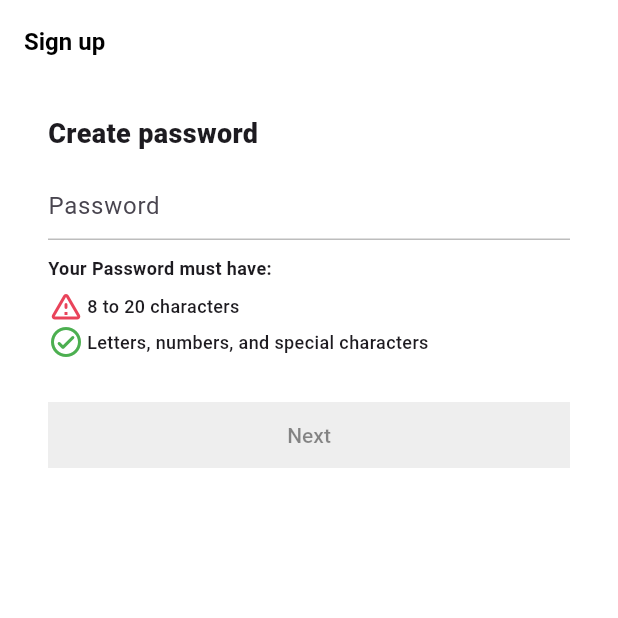
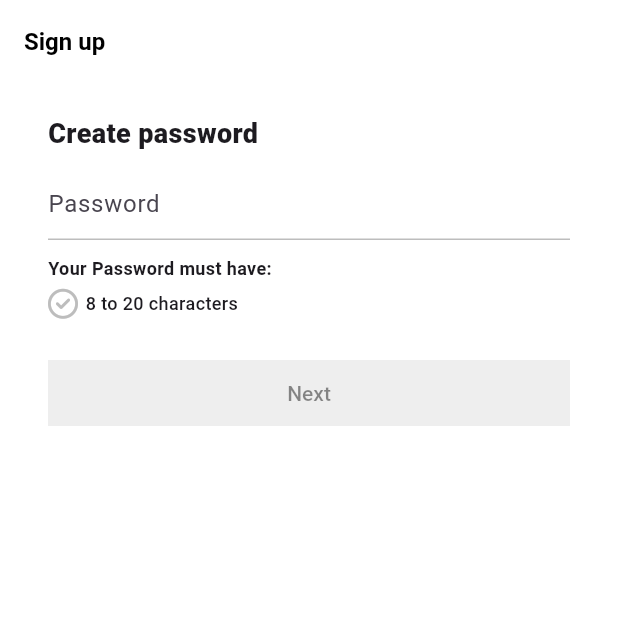
Before and after one commit to jangjia01234/reel_me, a Flutter app: the screen it shows after launch, on a phone screen of 412 x 824 dp, the top half of it. Run offline on Flutter 3.47's test engine with Material 3 defaults, Android fonts, the phone set to English and light mode, and no system bars; our stand-ins replace font_awesome_flutter.

Commit message:
password 조건 개선

```diff
--- a/lib/authentication/password_screen.dart
+++ b/lib/authentication/password_screen.dart
@@ -37,7 +37,7 @@ class _PasswordScreenState extends State<PasswordScreen> {
   }
 
   void _onSubmit() {
-    if (_password.isEmpty || _isPasswordValid() != null) return;
+    if (_password.isEmpty || _isPasswordValid()) return;
     Navigator.push(
       context,
       MaterialPageRoute(builder: (context) => BirthdayScreen()),
@@ -96,7 +96,8 @@ class _PasswordScreenState extends State<PasswordScreen> {
                         onTap: _onClearTap,
                         child: FaIcon(
                           FontAwesomeIcons.solidCircleXmark,
-                          color: Colors.grey.shade400,
+                          color: Colors.grey.shade500,
+                          size: Sizes.size20,
                         ),
                       ),
                       Gaps.h14,
@@ -106,6 +107,8 @@ class _PasswordScreenState extends State<PasswordScreen> {
                           _obscureText
                               ? FontAwesomeIcons.eye
                               : FontAwesomeIcons.eyeSlash,
+                          color: Colors.grey.shade500,
+                          size: Sizes.size20,
                         ),
                       ),
                     ],
@@ -130,33 +133,16 @@ class _PasswordScreenState extends State<PasswordScreen> {
               Gaps.v5,
               Row(
                 children: [
-                  Icon(
-                    _isPasswordValid()
-                        ? Icons.check_circle_outline_rounded
-                        : Icons.warning_amber_rounded,
+                  FaIcon(
+                    FontAwesomeIcons.circleCheck,
+                    size: Sizes.size20,
                     color: _isPasswordValid()
                         ? Colors.green
-                        : Theme.of(context).primaryColor,
+                        : Colors.grey.shade400,
                   ),
-                  Gaps.h2,
+                  Gaps.h5,
                   Text(
                     "8 to 20 characters",
-                    style: TextStyle(
-                      fontSize: Sizes.size12,
-                      fontWeight: FontWeight.w500,
-                    ),
-                  ),
-                ],
-              ),
-              Row(
-                children: [
-                  Icon(
-                    Icons.check_circle_outline_rounded,
-                    color: Colors.green,
-                  ),
-                  Gaps.h2,
-                  Text(
-                    "Letters, numbers, and special characters",
                     style: TextStyle(
                       fontSize: Sizes.size12,
                       fontWeight: FontWeight.w500,
```
